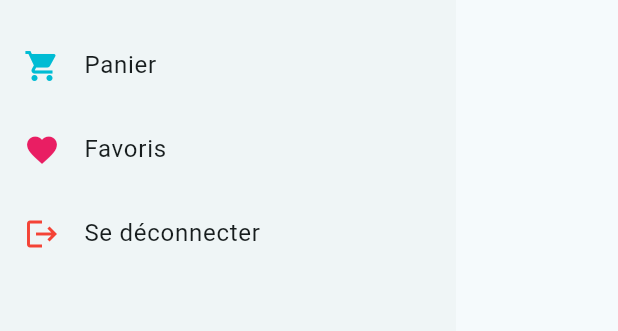
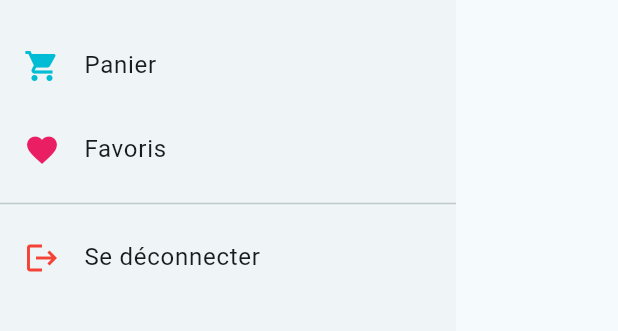
Before and after one commit to GanaF4ll/flutter_ecommerce, a Flutter app: the AppDrawer widget shown alone on an empty page, opened directly, on a phone screen of 412 x 824 dp, the part 398-729 px from its top. Run offline on Flutter 3.47's test engine with Material 3 defaults, Android fonts, the phone set to English and light mode, and no system bars; our stand-ins replace firebase_auth, firebase_core, sqflite; accounts and stored records are empty; network calls fail.

Commit message:
drawer nav updated for auth

```diff
--- a/lib/widgets/drawer.dart
+++ b/lib/widgets/drawer.dart
@@ -43,6 +43,8 @@ class AppDrawer extends StatelessWidget {
               style: TextStyle(color: Colors.white, fontSize: 24),
             ),
           ),
+          // Afficher les éléments principaux seulement si l'utilisateur est connecté
+          if (isLoggedIn) ...[
             ListTile(
               leading: const Icon(Icons.home, color: Colors.cyan),
               title: const Text('Accueil'),
@@ -63,6 +65,13 @@ class AppDrawer extends StatelessWidget {
               title: const Text('Favoris'),
               onTap: () => _go(context, '/favorites'),
             ),
+            const Divider(),
+            ListTile(
+              leading: const Icon(Icons.logout, color: Colors.red),
+              title: const Text('Se déconnecter'),
+              onTap: () => _logout(context),
+            ),
+          ],
           // Afficher login/register seulement si l'utilisateur n'est pas connecté
           if (!isLoggedIn) ...[
             ListTile(
@@ -76,13 +85,6 @@ class AppDrawer extends StatelessWidget {
               onTap: () => _go(context, '/register'),
             ),
           ],
-          // Afficher logout seulement si l'utilisateur est connecté
-          if (isLoggedIn)
-            ListTile(
-              leading: const Icon(Icons.logout, color: Colors.red),
-              title: const Text('Se déconnecter'),
-              onTap: () => _logout(context),
-            ),
         ],
       ),
     );
```
Lines whose indentation alone changed are shown as unchanged.
